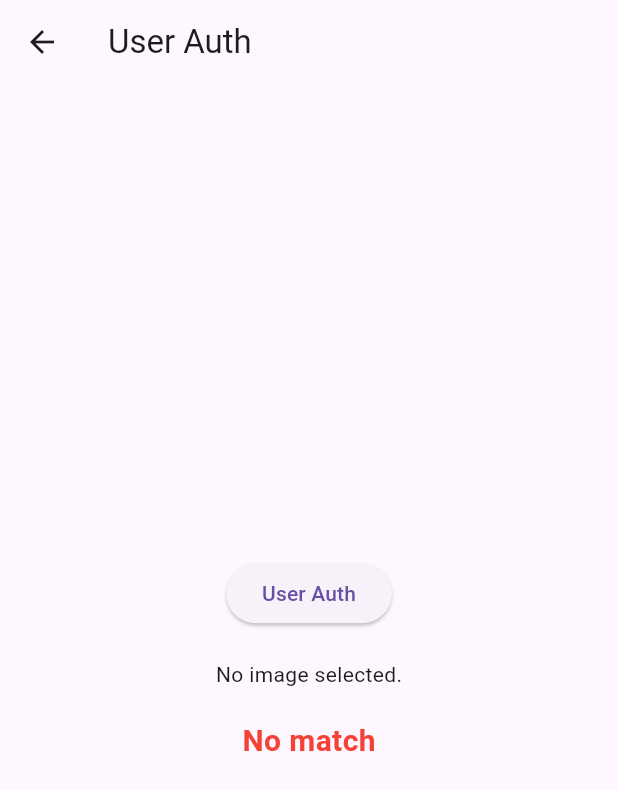
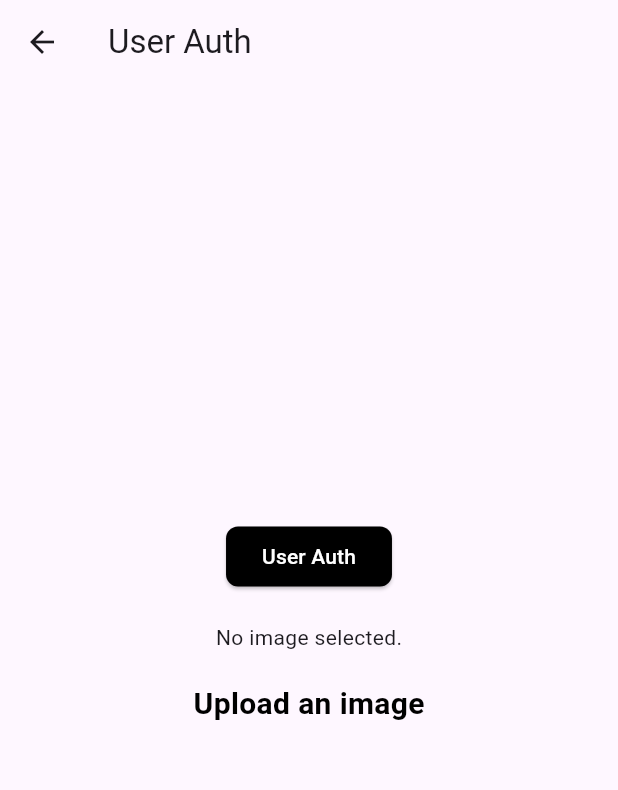
Before and after one commit to nanda-gopal-sb/auto_attend, a Flutter app: the AuthFace screen opened directly, after a tap on "User Auth", on a phone screen of 412 x 824 dp. Shown: the top 790 px of the screen. Run offline on Flutter 3.47's test engine with Material 3 defaults, Android fonts, the phone set to English and light mode, and no system bars; our stand-ins replace image_picker, loading_animation_widget, sqflite; missing offline and left inert: flutter_face_api, wifi_scan; accounts and stored records are empty.

Commit message:
Finished Core Features

```diff
--- a/lib/attendance/wifi_search.dart
+++ b/lib/attendance/wifi_search.dart
@@ -29,7 +29,7 @@ class _wifiSearchState extends State<wifiSearch> {
       print(accessPoints.length);
       for (int i = 0; i < accessPoints.length; i++) {
         print(accessPoints[i].ssid);
-        if (accessPoints[i].ssid == 'razadn2') {
+        if (accessPoints[i].ssid == 'MAC') {
           espPresent = true;
           break;
         }
--- a/lib/auth/authFace.dart
+++ b/lib/auth/authFace.dart
@@ -39,7 +39,9 @@ class AuthFace extends StatefulWidget {
 }
 
 class _AuthFaceState extends State<AuthFace> {
+  bool isProcessing = true;
   bool match = false;
+  bool upload = false;
   MatchFacesImage? mfImage1;
   MatchFacesImage? mfImage2;
   var faceSdk = FaceSDK.instance;
@@ -68,10 +70,11 @@ class _AuthFaceState extends State<AuthFace> {
     _status = "Processing...";
     var request = MatchFacesRequest([mfImage1!, mfImage2!]);
     var response = await faceSdk.matchFaces(request);
-    var split = await faceSdk.splitComparedFaces(response.results, 0.75);
+    var split = await faceSdk.splitComparedFaces(response.results, 0.50); //0.75
     var match = split.matchedFaces;
     _similarityStatus = "failed";
     if (match.isNotEmpty) {
+      print("here");
       _similarityStatus = "${(match[0].similarity * 100).toStringAsFixed(2)}%";
     }
     setState(() {
@@ -83,7 +86,7 @@ class _AuthFaceState extends State<AuthFace> {
 
   Future<void> openDB() async {
     database = openDatabase(
-      join(await getDatabasesPath(), 'test1.db'),
+      join(await getDatabasesPath(), 'test6.db'),
       onCreate: (db, version) {
         return db.execute(
           'CREATE TABLE USER(id INTEGER PRIMARY KEY, name TEXT, classId INTEGER, image BLOB)',
@@ -125,6 +128,7 @@ class _AuthFaceState extends State<AuthFace> {
             children: <Widget>[
               ElevatedButton(
                   onPressed: () async {
+                    upload = true;
                     final XFile? image =
                         await _picker.pickImage(source: ImageSource.camera);
                     if (image != null) {
@@ -138,9 +142,11 @@ class _AuthFaceState extends State<AuthFace> {
                       print("No users");
                     }
                     setImage(userList[0].image, ImageType.EXTERNAL, 1);
+                    print(userList[0].toString());
                     setImage(
                         File(image!.path).readAsBytesSync(), ImageType.LIVE, 2);
                     await matchFaces();
+                    isProcessing = false;
                     if (_similarityStatus == "failed") {
                       print("No match");
                     } else {
@@ -154,17 +160,32 @@ class _AuthFaceState extends State<AuthFace> {
                       );
                     }
                   },
-                child: const Text('User Auth'),
+                  style: ElevatedButton.styleFrom(
+                    backgroundColor: Colors.black,
+                    foregroundColor: Colors.white,
+                    shape: RoundedRectangleBorder(
+                      borderRadius: BorderRadius.circular(8),
                     ),
+                  ),
+                  child: const Text('User Auth')),
               const SizedBox(height: 20),
               _image != null
                   ? Image.file(File(_image!.path), height: 200, width: 200)
                   : const Text('No image selected.'),
               const SizedBox(height: 20),
               Text(
-                match ? "Match found" : "No match",
-                style: TextStyle(
-                  color: match ? Colors.green : Colors.red,
+                isProcessing && upload ? "Processing" : "Upload an image",
+                style: const TextStyle(
+                  color: Colors.black,
+                  fontSize: 20,
+                  fontWeight: FontWeight.bold,
+                ),
+              ),
+              const SizedBox(height: 20),
+              Text(
+                match ? "Match Found" : "",
+                style: const TextStyle(
+                  color: Colors.green,
                   fontSize: 20,
                   fontWeight: FontWeight.bold,
                 ),
--- a/lib/main.dart
+++ b/lib/main.dart
@@ -440,6 +440,7 @@
 // //     ..hideCurrentSnackBar()
 // //     ..showSnackBar(SnackBar(content: Text(message)));
 // // }
+import 'package:auto_attend/attendance/student_handler.dart';
 import 'package:flutter/material.dart';
 import 'attendance/landing_page.dart';
 
```
Also changed, not shown: lib/attendance/landing_page.dart (+10 -5 lines), lib/attendance/student_handler.dart (+3 -4 lines), lib/attendance/teacher_handler.dart (+22 -3 lines), lib/auth/registerFace.dart (+7 -1 lines). Lines whose indentation alone changed are shown as unchanged.
